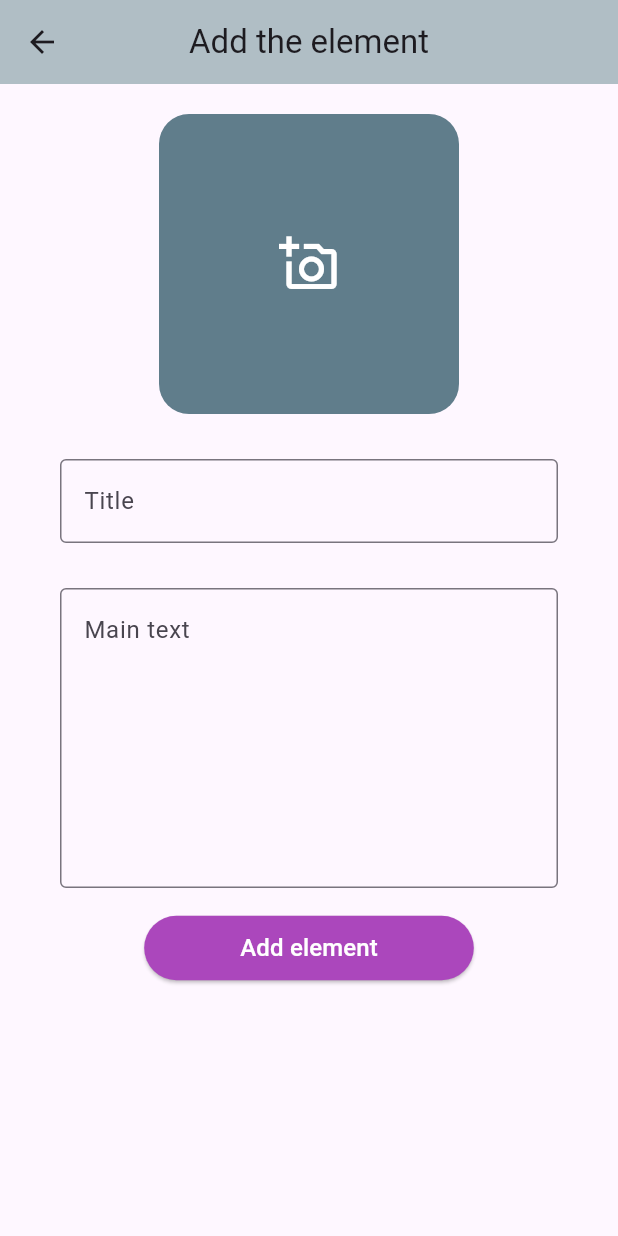
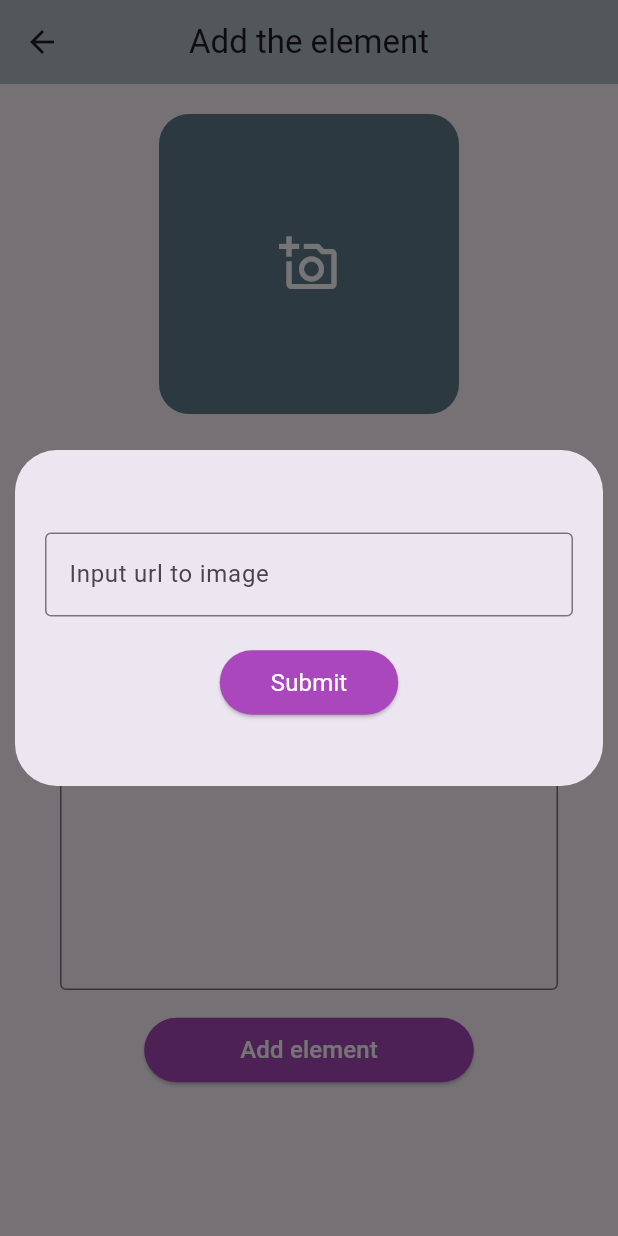
Before and after one commit to Romeo-Romario/Flutter_dev, a Flutter app: the AddingEl screen opened by its route, after a tap on the "add a photo" icon, on a phone screen of 412 x 824 dp. Run offline on Flutter 3.47's test engine with Material 3 defaults, Android fonts, the phone set to English and light mode, and no system bars; our stand-ins replace image_picker.

Commit message:
add image through web url

```diff
--- a/examples/lib/pages/adding.dart
+++ b/examples/lib/pages/adding.dart
@@ -1,4 +1,5 @@
-import 'package:examples/services/classes/el.dart';
+import 'package:examples/services/models/book_info.dart';
+import 'package:examples/services/widgets/image_picker.dart';
 import 'package:flutter/material.dart';
 import 'package:image_picker/image_picker.dart';
 import 'dart:io';
@@ -20,14 +21,6 @@ class _AddingElState extends State<AddingEl> {
   //   size: 40,
   // );
 
-  final ImagePicker _picker = ImagePicker();
-  dynamic pickedImage = Icon(
-    Icons.add_a_photo_outlined,
-    color: Colors.white,
-    size: 40,
-  );
-
-  File? imageFile;
   @override
   Widget build(BuildContext context) {
     return Scaffold(
@@ -46,36 +39,7 @@ class _AddingElState extends State<AddingEl> {
                 SizedBox(
                   height: 20,
                 ),
-                GestureDetector(
-                  onTap: () async {
-                    try {
-                      XFile? pickedFile =
-                          await _picker.pickImage(source: ImageSource.gallery);
-                      imageFile = File(pickedFile!.path);
-                      setState(() {
-                        pickedImage = Image.file(imageFile!,
-                            width: 200, height: 200, fit: BoxFit.cover);
-                      });
-                    } catch (e) {
-                      setState(() {
-                        pickedImage = Icon(
-                          Icons.add_a_photo_outlined,
-                          color: Colors.white,
-                          size: 40,
-                        );
-                      });
-                    }
-                  },
-                  child: Container(
-                      width: 200,
-                      height: 200,
-                      decoration: BoxDecoration(
-                        color: Colors.blueGrey,
-                        borderRadius: BorderRadius.circular(
-                            20.0), // Adjust the radius as needed
-                      ),
-                      child: pickedImage),
-                ),
+                ImagePickerView(),
                 Padding(
                   padding: const EdgeInsets.fromLTRB(40, 30, 40, 0),
                   child: TextFormField(
@@ -126,7 +90,7 @@ class _AddingElState extends State<AddingEl> {
                         } else {
                           Navigator.pop(
                             context,
-                            El(
+                            BookInfo.defaultAsset(
                               title: titleController.text,
                               text: mainTextController.text,
                             ),
--- a/examples/lib/pages/home.dart
+++ b/examples/lib/pages/home.dart
@@ -1,6 +1,6 @@
 import 'package:flutter/material.dart';
 import 'package:examples/services/widgets/element_widget.dart';
-import 'package:examples/services/classes/el.dart';
+import 'package:examples/services/models/book_info.dart';
 
 class Home extends StatefulWidget {
   const Home({super.key});
@@ -10,9 +10,11 @@ class Home extends StatefulWidget {
 }
 
 class _HomeState extends State<Home> {
-  List<El> cards = [
-    El(title: "First one", text: "It was a time long ago I was free"),
-    El(title: "Second one", text: "Non cool cloth no good shoes, and no TV"),
+  List<BookInfo> cards = [
+    BookInfo.defaultAsset(
+        title: "First one", text: "It was a time long ago I was free"),
+    BookInfo.defaultAsset(
+        title: "Second one", text: "Non cool cloth no good shoes, and no TV"),
   ];
 
   @override
@@ -30,7 +32,7 @@ class _HomeState extends State<Home> {
             return;
           }
           setState(() {
-            cards.add(result as El);
+            cards.add(result as BookInfo);
           });
         },
         child: Icon(
--- a/examples/lib/services/classes/el.dart
+++ /dev/null
@@ -1,13 +0,0 @@
-import 'package:flutter/material.dart';
-
-class El {
-  final String title;
-  final String text;
-  final String imagePath;
-
-  El({
-    required this.title,
-    this.text = '',
-    this.imagePath = 'assets/images/default.png',
-  });
-}
--- /dev/null
+++ b/examples/lib/services/models/book_info.dart
@@ -0,0 +1,41 @@
+import 'package:flutter/material.dart';
+
+enum ImageSourceType { local, asset, web }
+
+class BookInfo {
+  final String title;
+  final String text;
+  final String imagePath;
+  final ImageSourceType imageSource;
+
+  BookInfo({
+    required this.title,
+    required this.text,
+    required this.imagePath,
+    required this.imageSource,
+  });
+
+  BookInfo.defaultAsset({
+    required this.title,
+    this.text = '',
+  })  : imagePath = 'assets/images/default.png',
+        imageSource = ImageSourceType.asset;
+
+  BookInfo.asset({
+    required this.title,
+    required this.text,
+    required this.imagePath,
+  }) : imageSource = ImageSourceType.asset;
+
+  BookInfo.local({
+    required this.title,
+    required this.text,
+    required this.imagePath,
+  }) : imageSource = ImageSourceType.local;
+
+  BookInfo.web({
+    required this.title,
+    required this.text,
+    required this.imagePath,
+  }) : imageSource = ImageSourceType.web;
+}
--- /dev/null
+++ b/examples/lib/services/widgets/dialogs/url_image_input_dialog.dart
@@ -0,0 +1,71 @@
+import 'package:flutter/material.dart';
+
+class UrlImageInputDialog extends StatefulWidget {
+  const UrlImageInputDialog({super.key});
+
+  @override
+  State<UrlImageInputDialog> createState() => _UrlImageInputDialogState();
+
+  static Future<String?> showAsDialog({
+    required BuildContext context,
+    String? pastUrl,
+  }) {
+    return showDialog(
+      context: context,
+      builder: (context) {
+        return UrlImageInputDialog();
+      },
+    );
+  }
+}
+
+class _UrlImageInputDialogState extends State<UrlImageInputDialog> {
+  final urlController = TextEditingController();
+  @override
+  Widget build(BuildContext context) {
+    return Dialog(
+      insetPadding: EdgeInsets.symmetric(vertical: 300, horizontal: 10),
+      child: Column(
+        mainAxisAlignment: MainAxisAlignment.center,
+        spacing: 20,
+        children: [
+          Padding(
+            padding: const EdgeInsets.fromLTRB(20, 10, 20, 0),
+            child: TextFormField(
+              controller: urlController,
+              decoration: const InputDecoration(
+                  border: OutlineInputBorder(),
+                  labelText: 'Input url to image'),
+            ),
+          ),
+          ElevatedButton(
+            onPressed: () {
+              Navigator.pop(context, urlController.text.trim());
+            },
+            // ignore: sort_child_properties_last
+            child: Padding(
+              padding: const EdgeInsets.all(10.0),
+              child: Text(
+                "Submit",
+                style: TextStyle(
+                    fontSize: 16,
+                    fontWeight: FontWeight.w400,
+                    color: Colors.white),
+              ),
+            ),
+            style: ButtonStyle(
+              backgroundColor:
+                  WidgetStateProperty.all<Color?>(Colors.purple[400]),
+            ),
+          )
+        ],
+      ),
+    );
+  }
+
+  @override
+  void dispose() {
+    urlController.dispose();
+    super.dispose();
+  }
+}
--- a/examples/lib/services/widgets/element_widget.dart
+++ b/examples/lib/services/widgets/element_widget.dart
@@ -1,45 +1,19 @@
 import 'package:flutter/material.dart';
-import 'package:examples/services/classes/el.dart';
+import 'package:examples/services/models/book_info.dart';
 
 class ElementWidget extends StatelessWidget {
-  final El element;
+  final BookInfo element;
 
   ElementWidget({required this.element, super.key});
 
   @override
   Widget build(BuildContext context) {
     return Card(
-      margin: EdgeInsets.fromLTRB(16, 16, 16, 0),
-      child: Padding(
-        padding: const EdgeInsets.all(15.0),
-        child: Row(
-          mainAxisAlignment: MainAxisAlignment.spaceEvenly,
-          children: [
-            Image(
-              image: AssetImage(element.imagePath),
-              width: 40,
-              height: 40,
-            ),
-            Column(
-              children: [
-                Text(
-                  element.title,
-                  style: TextStyle(
-                    fontSize: 14,
-                    fontWeight: FontWeight.w500,
-                  ),
-                ),
-                SizedBox(
-                  height: 1.0,
-                ),
-                Text(
-                  element.text,
-                  style: TextStyle(fontSize: 12, fontWeight: FontWeight.w300),
-                )
-              ],
-            )
-          ],
-        ),
+      margin: EdgeInsets.symmetric(vertical: 8, horizontal: 16),
+      child: ListTile(
+        title: Text(element.title),
+        subtitle: Text(element.text),
+        leading: Image.asset(element.imagePath),
       ),
     );
   }
--- /dev/null
+++ b/examples/lib/services/widgets/image_picker.dart
@@ -0,0 +1,101 @@
+import 'dart:io';
+import 'package:examples/services/Models/book_info.dart';
+import 'package:examples/services/widgets/dialogs/url_image_input_dialog.dart';
+import 'package:flutter/material.dart';
+import 'package:image_picker/image_picker.dart';
+
+class ImagePickerView extends StatefulWidget {
+  const ImagePickerView({super.key});
+
+  @override
+  State<ImagePickerView> createState() => _ImagePickerViewState();
+}
+
+class _ImagePickerViewState extends State<ImagePickerView> {
+  final ImagePicker _picker = ImagePicker();
+
+  Image? selectedImage;
+  ImageSourceType selectedType = ImageSourceType.web;
+
+  @override
+  Widget build(BuildContext context) {
+    final sourceTypes = ImageSourceType.values;
+
+    return Column(
+      spacing: 20,
+      children: [
+        InkWell(
+          onTap: _onTap,
+          child: Container(
+            width: 200,
+            height: 200,
+            clipBehavior: Clip.antiAlias,
+            decoration: BoxDecoration(
+              color: Colors.blueGrey,
+              borderRadius:
+                  BorderRadius.circular(20.0), // Adjust the radius as needed
+            ),
+            child: selectedImage ??
+                Icon(
+                  Icons.add_a_photo_outlined,
+                  color: Colors.white,
+                  size: 40,
+                ),
+          ),
+        ),
+        // SizedBox(height: 20,),
+        SegmentedButton(
+          segments: List.generate(
+            sourceTypes.length,
+            (index) {
+              return ButtonSegment(
+                value: sourceTypes[index],
+                label: Text(sourceTypes[index].name),
+              );
+            },
+          ),
+          selected: {selectedType},
+          onSelectionChanged: (p0) => setState(() {
+            selectedType = p0.first;
+          }),
+        ),
+      ],
+    );
+  }
+
+  Future _onTap() async {
+    final image = await switch (selectedType) {
+      ImageSourceType.web => _selectImageFromWeb(),
+      ImageSourceType.asset => _selectImageFromWeb(),
+      ImageSourceType.local => _selectImageFromGallery(),
+    };
+
+    setState(() {
+      selectedImage = image;
+    });
+  }
+
+  Future<Image?> _selectImageFromWeb() async {
+    final urlText = await UrlImageInputDialog.showAsDialog(context: context);
+    if (urlText == null) {
+      return null;
+    }
+    return Image.network(
+      urlText,
+      width: 200,
+      height: 200,
+      fit: BoxFit.cover,
+    );
+  }
+
+  Future<Image?> _selectImageFromGallery() async {
+    XFile? pickedFile = await _picker.pickImage(source: ImageSource.gallery);
+
+    if (pickedFile == null) {
+      return null;
+    }
+
+    final imageFile = File(pickedFile.path);
+    return Image.file(imageFile, width: 200, height: 200, fit: BoxFit.cover);
+  }
+}
```
